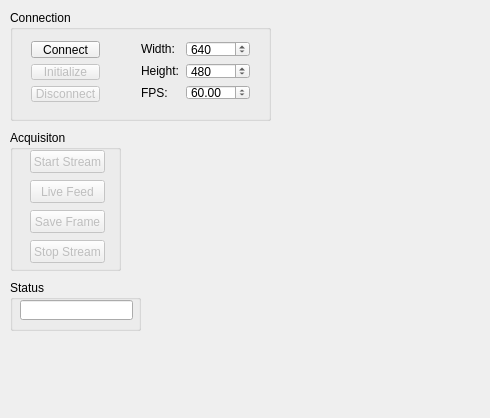
Above: frmgrabwidget.ui from adegirmenci/HBL-ICEbot before the change. Below: the same form after it.
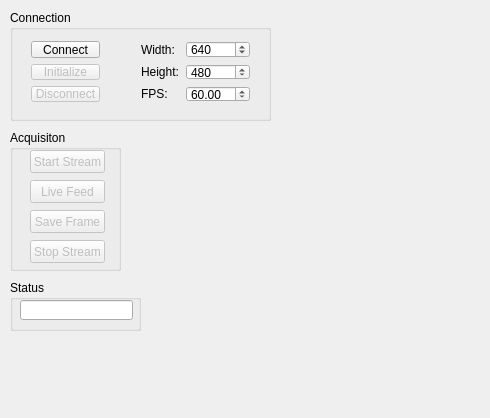
That is the form after the change.

The edit to the form file:
```diff
--- a/frmgrabwidget.ui
+++ b/frmgrabwidget.ui
@@ -70,7 +70,7 @@
       <x>120</x>
       <y>20</y>
       <width>131</width>
-      <height>81</height>
+      <height>83</height>
      </rect>
     </property>
     <layout class="QGridLayout" name="gridLayout">
```
